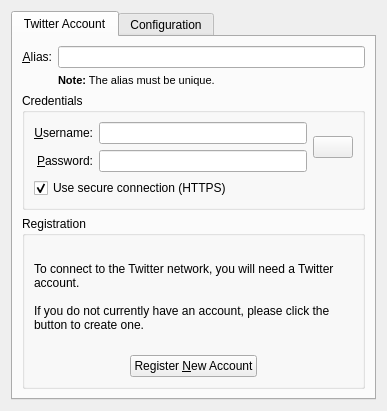
Above: microblogs/twitter/twittereditaccount_base.ui from KDE/choqok before the change. Below: the same form after it.
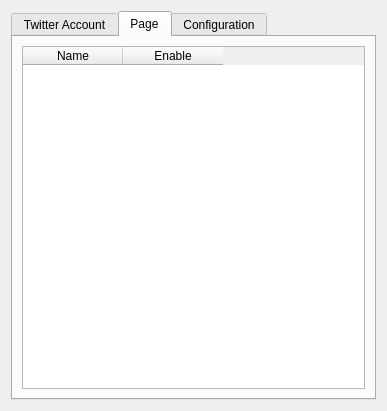
That is the form after the change. The open tabs and pages were chosen to show the change. Custom widgets are drawn as their Qt base class.

Commit message: Ability to select which timeline to have in an special account added! \o/

```diff
--- a/microblogs/twitter/twittereditaccount_base.ui
+++ b/microblogs/twitter/twittereditaccount_base.ui
@@ -235,6 +235,27 @@
        </item>
       </layout>
      </widget>
+     <widget class="QWidget" name="tabTimelines">
+      <attribute name="title">
+       <string>Page</string>
+      </attribute>
+      <layout class="QVBoxLayout" name="verticalLayout_4">
+       <item>
+        <widget class="QTableWidget" name="timelinesTable">
+         <column>
+          <property name="text">
+           <string>Name</string>
+          </property>
+         </column>
+         <column>
+          <property name="text">
+           <string>Enable</string>
+          </property>
+         </column>
+        </widget>
+       </item>
+      </layout>
+     </widget>
      <widget class="QWidget" name="tabConf">
       <attribute name="title">
        <string>Configuration</string>
```
The commit also changes 9 other files.
